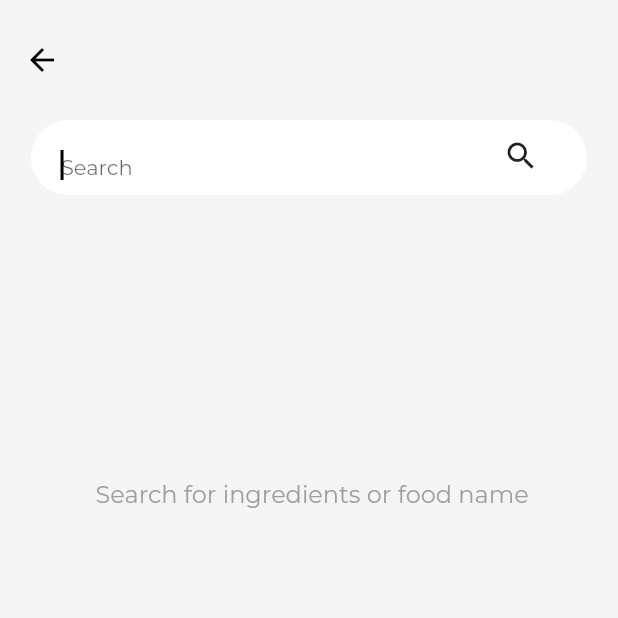
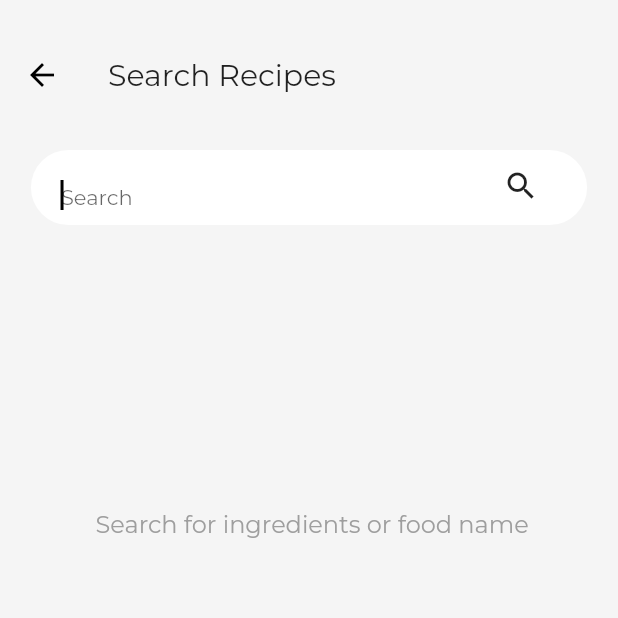
Before and after one commit to hvg01/CookBook-App, a Flutter app: the screen it shows once a user with an empty profile is signed in, scrolled down 576 dp, after a tap on "Search", on a phone screen of 412 x 824 dp, the top half of it. Run offline on Flutter 3.47's test engine with Material 2 defaults, Android fonts, the phone set to English and light mode, and no system bars; our stand-ins replace cloud_firestore, firebase_auth, firebase_core, flutter_spinkit, google_fonts, shimmer; accounts and stored records are empty; network calls fail.

Commit message:
app bar changed

```diff
--- a/lib/screens/home/favourites.dart
+++ b/lib/screens/home/favourites.dart
@@ -45,10 +45,11 @@ class _FavouritesState extends State<Favourites> {
         backgroundColor: Colors.grey[100],
         elevation: 0,
         textTheme: GoogleFonts.montserratTextTheme(),
-        title: Text("   Favourite Recipes", style: TextStyle(fontSize: 24),),
+        title: Text("Favourite Recipes", style: TextStyle(fontSize: 20),),
         toolbarHeight: 100.0,
         centerTitle: false,
         automaticallyImplyLeading: false,
+        leading: BackButton(color: Colors.black)
       ),
       body: Padding(
         padding: const EdgeInsets.symmetric(horizontal: 20),
--- a/lib/screens/home/search.dart
+++ b/lib/screens/home/search.dart
@@ -3,6 +3,7 @@ import 'package:cookbook/shared/constants.dart';
 import 'package:cookbook/shared/loading.dart';
 import 'package:cookbook/shared/widgets.dart';
 import 'package:flutter/material.dart';
+import 'package:google_fonts/google_fonts.dart';
 
 import 'detailpage.dart';
 
@@ -46,10 +47,14 @@ class _SearchPageState extends State<SearchPage> {
     return Scaffold(
       backgroundColor: Colors.grey[100],
       appBar: AppBar(
+        backgroundColor: Colors.grey[100],
         elevation: 0,
-        backgroundColor: Colors.transparent,
-        leading: BackButton(color: Colors.black,),
-        toolbarHeight: 80,
+        textTheme: GoogleFonts.montserratTextTheme(),
+        title: Text("Search Recipes", style: TextStyle(fontSize: 20),),
+        toolbarHeight: 100.0,
+        centerTitle: false,
+        automaticallyImplyLeading: false,
+        leading: BackButton(color: Colors.black)
       ),
       body: SingleChildScrollView(
         child: Column(
@@ -142,23 +147,14 @@ class _SearchPageState extends State<SearchPage> {
                 Loading()
                 :SizedBox(),
               searchResult(found)
-
-
-
-
-
-
-
             ]
           ),
       ),
-
     );
-
   }
 
   Widget searchResult(bool found){
-    if (found == true){
+    if (found){
       return Container(
         color: Colors.grey[100],
         child: ListView.builder(
@@ -230,11 +226,8 @@ class _SearchPageState extends State<SearchPage> {
                                 ),
                                 ],
                               ),
-
-
-
                               ],
-                              ),
+                            ),
                           ),
                         ),
                       ],
```
Also changed, not shown: lib/screens/home/profile.dart (+22 -8 lines).
